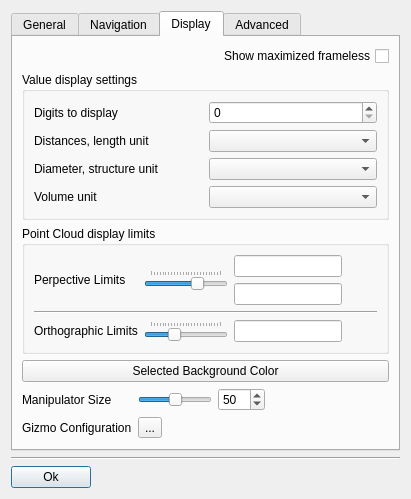
First picture: the form in src/gui/forms/DialogSettings.ui, repository open-scan-crew/OpenScanTools, before the edit.
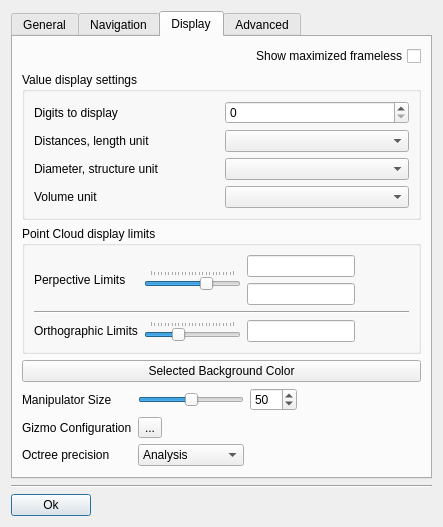
Second picture: the form after the edit. The open tabs and pages were chosen to show the change. Icons and pictures are not drawn. Custom widgets are drawn as their Qt base class.

Commit message: Add octree precision setting

Patch:
```diff
--- a/src/gui/forms/DialogSettings.ui
+++ b/src/gui/forms/DialogSettings.ui
@@ -795,19 +795,6 @@
          </layout>
         </widget>
        </item>
-       <item row="8" column="2">
-        <spacer name="verticalSpacer_3">
-         <property name="orientation">
-          <enum>Qt::Vertical</enum>
-         </property>
-         <property name="sizeHint" stdset="0">
-          <size>
-           <width>0</width>
-           <height>0</height>
-          </size>
-         </property>
-        </spacer>
-       </item>
        <item row="4" column="2" colspan="3">
         <widget class="QPushButton" name="pushButton_color">
          <property name="sizePolicy">
@@ -841,6 +828,45 @@
          </property>
         </widget>
        </item>
+       <item row="8" column="2">
+        <widget class="QLabel" name="labelOctreePrecision">
+         <property name="text">
+          <string>Octree precision</string>
+         </property>
+        </widget>
+       </item>
+       <item row="8" column="3">
+        <widget class="QComboBox" name="comboBox_octreePrecision">
+         <item>
+          <property name="text">
+           <string>Analysis</string>
+          </property>
+         </item>
+         <item>
+          <property name="text">
+           <string>Normal</string>
+          </property>
+         </item>
+         <item>
+          <property name="text">
+           <string>Performances</string>
+          </property>
+         </item>
+        </widget>
+       </item>
+       <item row="9" column="2">
+        <spacer name="verticalSpacer_3">
+         <property name="orientation">
+          <enum>Qt::Vertical</enum>
+         </property>
+         <property name="sizeHint" stdset="0">
+          <size>
+           <width>0</width>
+           <height>0</height>
+          </size>
+         </property>
+        </spacer>
+       </item>
        <item row="5" column="4">
         <widget class="QSpinBox" name="manipulatorSizeSpinBox">
          <property name="sizePolicy">
```
Left out of the diff: 1 changed line with no effect on the pictures. The commit also changes 18 other files.
